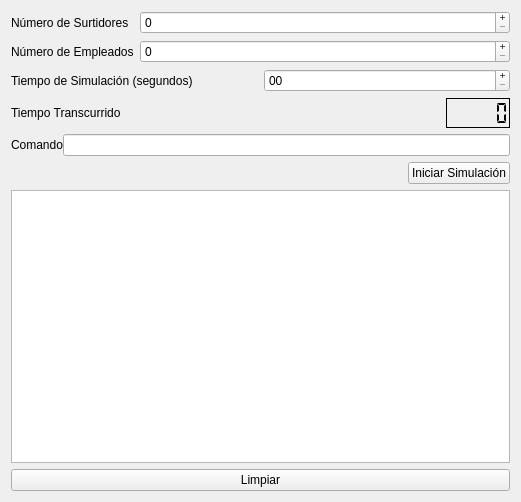
Qt form tp1/mainwindow.ui (fedefarina/concu20141c) before a commit.
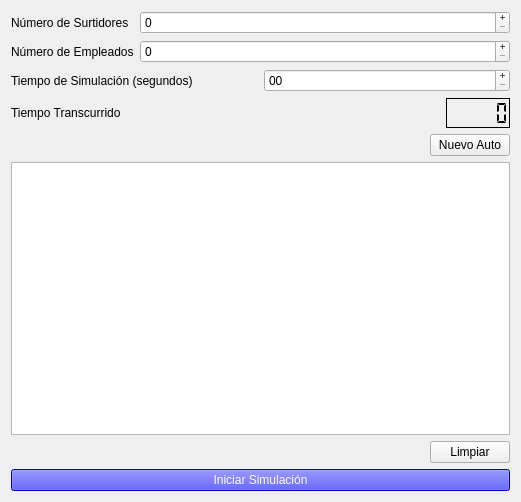
The same form after that commit.

Commit message: Pongo la fifo para los autos, flujo basico

What changed in the file:
```diff
--- a/tp1/mainwindow.ui
+++ b/tp1/mainwindow.ui
@@ -204,28 +204,18 @@
       <property name="bottomMargin">
        <number>0</number>
       </property>
-      <item>
-       <widget class="QLabel" name="comandoLabel">
-        <property name="text">
-         <string>Comando</string>
-        </property>
-       </widget>
-      </item>
-      <item>
-       <widget class="QLineEdit" name="comandoEditText"/>
-      </item>
      </layout>
     </item>
     <item>
      <layout class="QHBoxLayout" name="horizontalLayout">
+      <property name="topMargin">
+       <number>0</number>
+      </property>
       <item>
        <spacer name="horizontalSpacer">
         <property name="orientation">
          <enum>Qt::Horizontal</enum>
         </property>
-        <property name="sizeType">
-         <enum>QSizePolicy::Expanding</enum>
-        </property>
         <property name="sizeHint" stdset="0">
          <size>
           <width>40</width>
@@ -235,18 +225,18 @@
        </spacer>
       </item>
       <item>
-       <widget class="QPushButton" name="iniciarButton">
+       <widget class="QPushButton" name="nuevoAuto">
+        <property name="sizePolicy">
+         <sizepolicy hsizetype="Fixed" vsizetype="Fixed">
+          <horstretch>0</horstretch>
+          <verstretch>0</verstretch>
+         </sizepolicy>
+        </property>
+        <property name="layoutDirection">
+         <enum>Qt::RightToLeft</enum>
+        </property>
         <property name="text">
-         <string>Iniciar Simulación</string>
-        </property>
-        <property name="autoDefault">
-         <bool>true</bool>
-        </property>
-        <property name="default">
-         <bool>false</bool>
-        </property>
-        <property name="flat">
-         <bool>false</bool>
+         <string>Nuevo Auto</string>
         </property>
        </widget>
       </item>
@@ -270,6 +260,18 @@
     </item>
     <item>
      <widget class="QPushButton" name="limpiarButton">
+      <property name="sizePolicy">
+       <sizepolicy hsizetype="Fixed" vsizetype="Fixed">
+        <horstretch>0</horstretch>
+        <verstretch>0</verstretch>
+       </sizepolicy>
+      </property>
+      <property name="layoutDirection">
+       <enum>Qt::RightToLeft</enum>
+      </property>
+      <property name="autoFillBackground">
+       <bool>false</bool>
+      </property>
       <property name="text">
        <string>Limpiar</string>
       </property>
@@ -278,6 +280,443 @@
       </property>
      </widget>
     </item>
+    <item>
+     <widget class="QPushButton" name="iniciarButton">
+      <property name="palette">
+       <palette>
+        <active>
+         <colorrole role="WindowText">
+          <brush brushstyle="SolidPattern">
+           <color alpha="255">
+            <red>0</red>
+            <green>0</green>
+            <blue>0</blue>
+           </color>
+          </brush>
+         </colorrole>
+         <colorrole role="Button">
+          <brush brushstyle="SolidPattern">
+           <color alpha="255">
+            <red>0</red>
+            <green>0</green>
+            <blue>255</blue>
+           </color>
+          </brush>
+         </colorrole>
+         <colorrole role="Light">
+          <brush brushstyle="SolidPattern">
+           <color alpha="255">
+            <red>127</red>
+            <green>127</green>
+            <blue>255</blue>
+           </color>
+          </brush>
+         </colorrole>
+         <colorrole role="Midlight">
+          <brush brushstyle="SolidPattern">
+           <color alpha="255">
+            <red>63</red>
+            <green>63</green>
+            <blue>255</blue>
+           </color>
+          </brush>
+         </colorrole>
+         <colorrole role="Dark">
+          <brush brushstyle="SolidPattern">
+           <color alpha="255">
+            <red>0</red>
+            <green>0</green>
+            <blue>127</blue>
+           </color>
+          </brush>
+         </colorrole>
+         <colorrole role="Mid">
+          <brush brushstyle="SolidPattern">
+           <color alpha="255">
+            <red>0</red>
+            <green>0</green>
+            <blue>170</blue>
+           </color>
+          </brush>
+         </colorrole>
+         <colorrole role="Text">
+          <brush brushstyle="SolidPattern">
+           <color alpha="255">
+            <red>255</red>
+            <green>255</green>
+            <blue>255</blue>
+           </color>
+          </brush>
+         </colorrole>
+         <colorrole role="BrightText">
+          <brush brushstyle="SolidPattern">
+           <color alpha="255">
+            <red>255</red>
+            <green>255</green>
+            <blue>255</blue>
+           </color>
+          </brush>
+         </colorrole>
+         <colorrole role="ButtonText">
+          <brush brushstyle="SolidPattern">
+           <color alpha="255">
+            <red>255</red>
+            <green>255</green>
+            <blue>255</blue>
+           </color>
+          </brush>
+         </colorrole>
+         <colorrole role="Base">
+          <brush brushstyle="SolidPattern">
+           <color alpha="255">
+            <red>255</red>
+            <green>255</green>
+            <blue>255</blue>
+           </color>
+          </brush>
+         </colorrole>
+         <colorrole role="Window">
+          <brush brushstyle="SolidPattern">
+           <color alpha="255">
+            <red>0</red>
+            <green>0</green>
+            <blue>255</blue>
+           </color>
+          </brush>
+         </colorrole>
+         <colorrole role="Shadow">
+          <brush brushstyle="SolidPattern">
+           <color alpha="255">
+            <red>0</red>
+            <green>0</green>
+            <blue>0</blue>
+           </color>
+          </brush>
+         </colorrole>
+         <colorrole role="AlternateBase">
+          <brush brushstyle="SolidPattern">
+           <color alpha="255">
+            <red>127</red>
+            <green>127</green>
+            <blue>255</blue>
+           </color>
+          </brush>
+         </colorrole>
+         <colorrole role="ToolTipBase">
+          <brush brushstyle="SolidPattern">
+           <color alpha="255">
+            <red>255</red>
+            <green>255</green>
+            <blue>220</blue>
+           </color>
+          </brush>
+         </colorrole>
+         <colorrole role="ToolTipText">
+          <brush brushstyle="SolidPattern">
+           <color alpha="255">
+            <red>0</red>
+            <green>0</green>
+            <blue>0</blue>
+           </color>
+          </brush>
+         </colorrole>
+        </active>
+        <inactive>
+         <colorrole role="WindowText">
+          <brush brushstyle="SolidPattern">
+           <color alpha="255">
+            <red>0</red>
+            <green>0</green>
+            <blue>0</blue>
+           </color>
+          </brush>
+         </colorrole>
+         <colorrole role="Button">
+          <brush brushstyle="SolidPattern">
+           <color alpha="255">
+            <red>0</red>
+            <green>0</green>
+            <blue>255</blue>
+           </color>
+          </brush>
+         </colorrole>
+         <colorrole role="Light">
+          <brush brushstyle="SolidPattern">
+           <color alpha="255">
+            <red>127</red>
+            <green>127</green>
+            <blue>255</blue>
+           </color>
+          </brush>
+         </colorrole>
+         <colorrole role="Midlight">
+          <brush brushstyle="SolidPattern">
+           <color alpha="255">
+            <red>63</red>
+            <green>63</green>
+            <blue>255</blue>
+           </color>
+          </brush>
+         </colorrole>
+         <colorrole role="Dark">
+          <brush brushstyle="SolidPattern">
+           <color alpha="255">
+            <red>0</red>
+            <green>0</green>
+            <blue>127</blue>
+           </color>
+          </brush>
+         </colorrole>
+         <colorrole role="Mid">
+          <brush brushstyle="SolidPattern">
+           <color alpha="255">
+            <red>0</red>
+            <green>0</green>
+            <blue>170</blue>
+           </color>
+          </brush>
+         </colorrole>
+         <colorrole role="Text">
+          <brush brushstyle="SolidPattern">
+           <color alpha="255">
+            <red>255</red>
+            <green>255</green>
+            <blue>255</blue>
+           </color>
+          </brush>
+         </colorrole>
+         <colorrole role="BrightText">
+          <brush brushstyle="SolidPattern">
+           <color alpha="255">
+            <red>255</red>
+            <green>255</green>
+            <blue>255</blue>
+           </color>
+          </brush>
+         </colorrole>
+         <colorrole role="ButtonText">
+          <brush brushstyle="SolidPattern">
+           <color alpha="255">
+            <red>255</red>
+            <green>255</green>
+            <blue>255</blue>
+           </color>
+          </brush>
+         </colorrole>
+         <colorrole role="Base">
+          <brush brushstyle="SolidPattern">
+           <color alpha="255">
+            <red>255</red>
+            <green>255</green>
+            <blue>255</blue>
+           </color>
+          </brush>
+         </colorrole>
+         <colorrole role="Window">
+          <brush brushstyle="SolidPattern">
+           <color alpha="255">
+            <red>0</red>
+            <green>0</green>
+            <blue>255</blue>
+           </color>
+          </brush>
+         </colorrole>
+         <colorrole role="Shadow">
+          <brush brushstyle="SolidPattern">
+           <color alpha="255">
+            <red>0</red>
+            <green>0</green>
+            <blue>0</blue>
+           </color>
+          </brush>
+         </colorrole>
+         <colorrole role="AlternateBase">
+          <brush brushstyle="SolidPattern">
+           <color alpha="255">
+            <red>127</red>
+            <green>127</green>
+            <blue>255</blue>
+           </color>
+          </brush>
+         </colorrole>
+         <colorrole role="ToolTipBase">
+          <brush brushstyle="SolidPattern">
+           <color alpha="255">
+            <red>255</red>
+            <green>255</green>
+            <blue>220</blue>
+           </color>
+          </brush>
+         </colorrole>
+         <colorrole role="ToolTipText">
+          <brush brushstyle="SolidPattern">
+           <color alpha="255">
+            <red>0</red>
+            <green>0</green>
+            <blue>0</blue>
+           </color>
+          </brush>
+         </colorrole>
+        </inactive>
+        <disabled>
+         <colorrole role="WindowText">
+          <brush brushstyle="SolidPattern">
+           <color alpha="255">
+            <red>0</red>
+            <green>0</green>
+            <blue>127</blue>
+           </color>
+          </brush>
+         </colorrole>
+         <colorrole role="Button">
+          <brush brushstyle="SolidPattern">
+           <color alpha="255">
+            <red>0</red>
+            <green>0</green>
+            <blue>255</blue>
+           </color>
+          </brush>
+         </colorrole>
+         <colorrole role="Light">
+          <brush brushstyle="SolidPattern">
+           <color alpha="255">
+            <red>127</red>
+            <green>127</green>
+            <blue>255</blue>
+           </color>
+          </brush>
+         </colorrole>
+         <colorrole role="Midlight">
+          <brush brushstyle="SolidPattern">
+           <color alpha="255">
+            <red>63</red>
+            <green>63</green>
+            <blue>255</blue>
+           </color>
+          </brush>
+         </colorrole>
+         <colorrole role="Dark">
+          <brush brushstyle="SolidPattern">
+           <color alpha="255">
+            <red>0</red>
+            <green>0</green>
+            <blue>127</blue>
+           </color>
+          </brush>
+         </colorrole>
+         <colorrole role="Mid">
+          <brush brushstyle="SolidPattern">
+           <color alpha="255">
+            <red>0</red>
+            <green>0</green>
+            <blue>170</blue>
+           </color>
+          </brush>
+         </colorrole>
+         <colorrole role="Text">
+          <brush brushstyle="SolidPattern">
+           <color alpha="255">
+            <red>255</red>
+            <green>255</green>
+            <blue>255</blue>
+           </color>
+          </brush>
+         </colorrole>
+         <colorrole role="BrightText">
+          <brush brushstyle="SolidPattern">
+           <color alpha="255">
+            <red>255</red>
+            <green>255</green>
+            <blue>255</blue>
+           </color>
+          </brush>
+         </colorrole>
+         <colorrole role="ButtonText">
+          <brush brushstyle="SolidPattern">
+           <color alpha="255">
+            <red>190</red>
+            <green>190</green>
+            <blue>190</blue>
+           </color>
+          </brush>
+         </colorrole>
+         <colorrole role="Base">
+          <brush brushstyle="SolidPattern">
+           <color alpha="255">
+            <red>0</red>
+            <green>0</green>
+            <blue>255</blue>
+           </color>
+          </brush>
+         </colorrole>
+         <colorrole role="Window">
+          <brush brushstyle="SolidPattern">
+           <color alpha="255">
+            <red>0</red>
+            <green>0</green>
+            <blue>255</blue>
+           </color>
+          </brush>
+         </colorrole>
+         <colorrole role="Shadow">
+          <brush brushstyle="SolidPattern">
+           <color alpha="255">
+            <red>0</red>
+            <green>0</green>
+            <blue>0</blue>
+           </color>
+          </brush>
+         </colorrole>
+         <colorrole role="AlternateBase">
+          <brush brushstyle="SolidPattern">
+           <color alpha="255">
+            <red>0</red>
+            <green>0</green>
+            <blue>255</blue>
+           </color>
+          </brush>
+         </colorrole>
+         <colorrole role="ToolTipBase">
+          <brush brushstyle="SolidPattern">
+           <color alpha="255">
+            <red>255</red>
+            <green>255</green>
+            <blue>220</blue>
+           </color>
+          </brush>
+         </colorrole>
+         <colorrole role="ToolTipText">
+          <brush brushstyle="SolidPattern">
+           <color alpha="255">
+            <red>0</red>
+            <green>0</green>
+            <blue>0</blue>
+           </color>
+          </brush>
+         </colorrole>
+        </disabled>
+       </palette>
+      </property>
+      <property name="contextMenuPolicy">
+       <enum>Qt::NoContextMenu</enum>
+      </property>
+      <property name="autoFillBackground">
+       <bool>false</bool>
+      </property>
+      <property name="text">
+       <string>Iniciar Simulación</string>
+      </property>
+      <property name="autoDefault">
+       <bool>true</bool>
+      </property>
+      <property name="default">
+       <bool>false</bool>
+      </property>
+      <property name="flat">
+       <bool>false</bool>
+      </property>
+     </widget>
+    </item>
    </layout>
   </widget>
  </widget>
```
Left out of the diff: 2 changed lines with no effect on the pictures. The commit also changes 18 other files.
